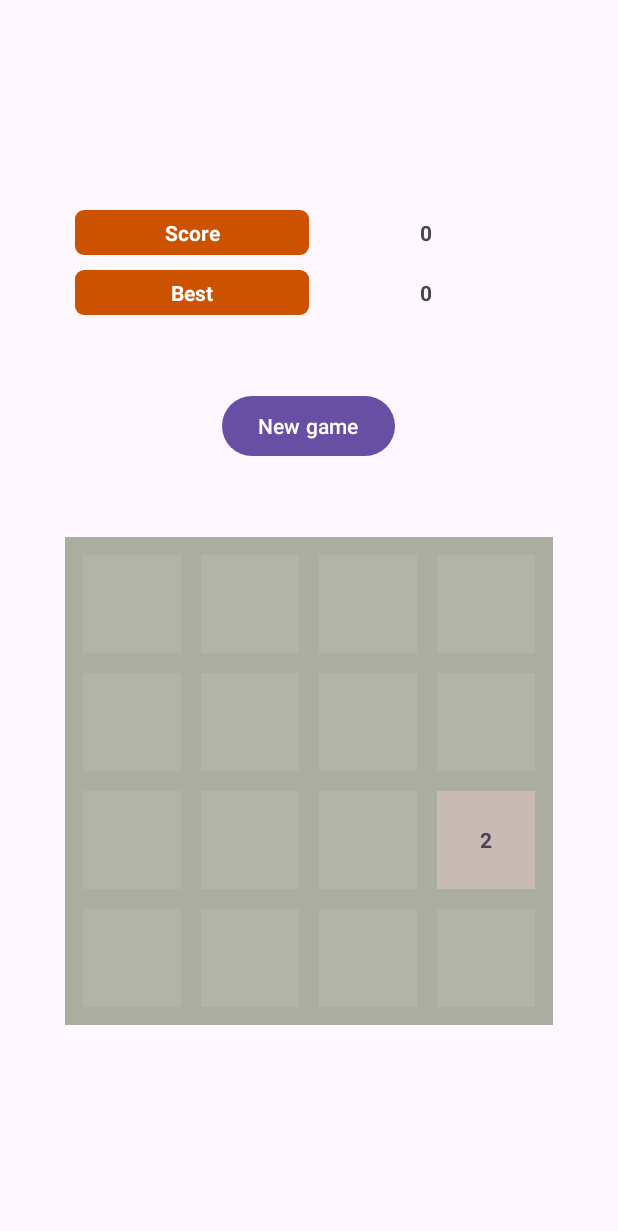
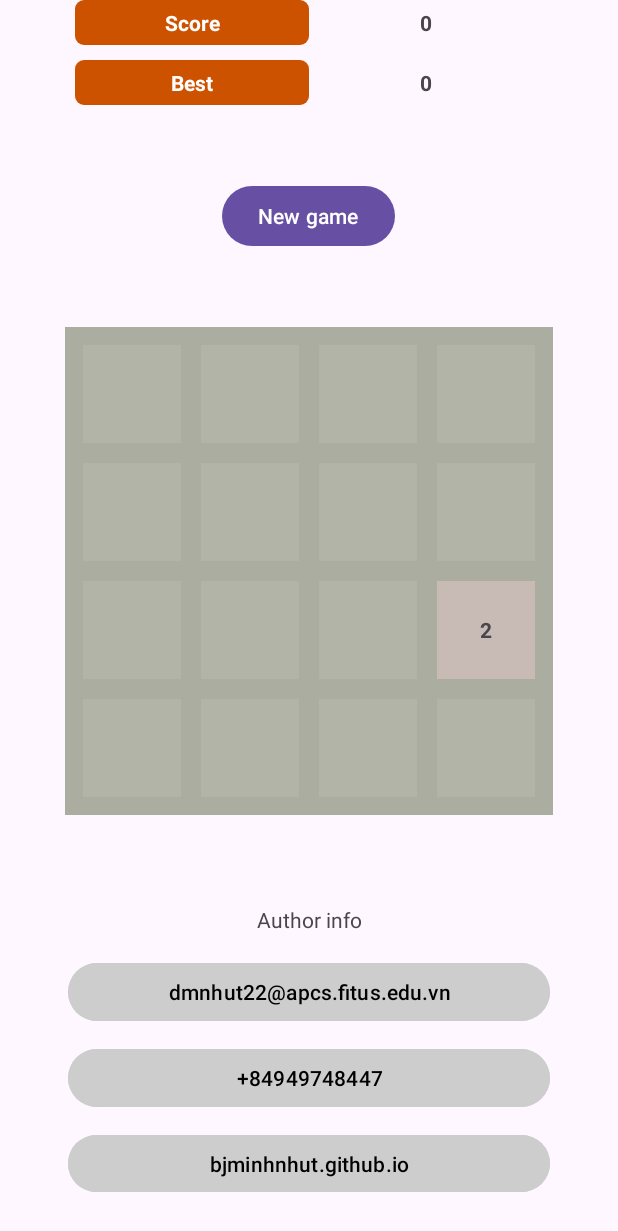
Before and after one commit to BJMinhNhut/Android-2048, an Android app: the screen it shows after launch (MainActivity), on a phone screen of 412 x 824 dp. Shown: the top 1231 px of the screen. Run offline under Robolectric (Android 15) with nearby library versions, the phone set to English and light mode, and no system bars.

Commit message:
Add some author info and corresponding intents

```diff
--- a/app/src/main/java/com/example/hw1_simpleapp/MainActivity.java
+++ b/app/src/main/java/com/example/hw1_simpleapp/MainActivity.java
@@ -1,7 +1,9 @@
 package com.example.hw1_simpleapp;
 
+import android.content.Intent;
 import android.graphics.Color;
 import android.graphics.Typeface;
+import android.net.Uri;
 import android.os.Bundle;
 
 import androidx.activity.EdgeToEdge;
@@ -16,6 +18,7 @@ import android.view.GestureDetector;
 import android.view.Gravity;
 import android.view.MotionEvent;
 import android.view.View;
+import android.widget.Button;
 import android.widget.GridLayout;
 import android.widget.TextView;
 
@@ -149,6 +152,24 @@ public class MainActivity extends AppCompatActivity {
         return Color.rgb(r, g, b);
     }
 
+    public void onClickWebURL(View view) {
+        String url = ((Button)view).getText().toString();
+        Intent intent = new Intent(Intent.ACTION_VIEW, Uri.parse("https://" + url));
+        startActivity(intent);
+    }
+
+    public void onClickTelephone(View view) {
+        String number = ((Button)view).getText().toString();
+        Intent intent = new Intent(Intent.ACTION_DIAL, Uri.parse("tel:" + number));
+        startActivity(intent);
+    }
+
+    public void onClickEmail(View view) {
+        String email = ((Button)view).getText().toString();
+        Intent intent = new Intent(Intent.ACTION_SENDTO, Uri.parse("mailto:" + email));
+        startActivity(intent);
+    }
+
     private int dpToPx(int dp) {
         float density = getResources().getDisplayMetrics().density;
         return Math.round((float) dp * density);
--- a/app/src/main/res/layout/activity_main.xml
+++ b/app/src/main/res/layout/activity_main.xml
@@ -75,6 +75,47 @@
             android:rowCount="4"
             android:layout_gravity="center">
         </GridLayout>
+        <LinearLayout
+            android:layout_width="match_parent"
+            android:layout_height="wrap_content"
+            android:orientation="vertical"
+            android:layout_marginHorizontal="40dp"
+            android:layout_marginVertical="20dp">
+            <TextView
+                android:layout_width="match_parent"
+                android:layout_height="wrap_content"
+                android:text = "Author info"
+                android:layout_marginTop="40dp"
+                android:layout_marginBottom="10dp"
+                android:textAlignment="center"/>
+            <Button
+                android:layout_width="match_parent"
+                android:layout_height="wrap_content"
+                android:layout_weight="1"
+                android:layout_margin="5dp"
+                android:text="dmnhut22@apcs.fitus.edu.vn"
+                android:textColor="@color/black"
+                android:backgroundTint="@color/gray"
+                android:onClick="onClickEmail"/>
+            <Button
+                android:layout_width="match_parent"
+                android:layout_height="wrap_content"
+                android:layout_weight="1"
+                android:layout_margin="5dp"
+                android:backgroundTint="@color/gray"
+                android:text="+84949748447"
+                android:textColor="@color/black"
+                android:onClick="onClickTelephone"/>
+            <Button
+                android:layout_width="match_parent"
+                android:layout_height="wrap_content"
+                android:layout_weight="1"
+                android:layout_margin="5dp"
+                android:backgroundTint="@color/gray"
+                android:text="bjminhnhut.github.io"
+                android:textColor="@color/black"
+                android:onClick="onClickWebURL"/>
+        </LinearLayout>
     </LinearLayout>
 
 </androidx.constraintlayout.widget.ConstraintLayout>
--- a/app/src/main/res/values/colors.xml
+++ b/app/src/main/res/values/colors.xml
@@ -3,4 +3,5 @@
     <color name="black">#FF000000</color>
     <color name="white">#FFFFFFFF</color>
     <color name="board">#aaada0</color>
+    <color name="gray">#cdcdcd</color>
 </resources>
```
